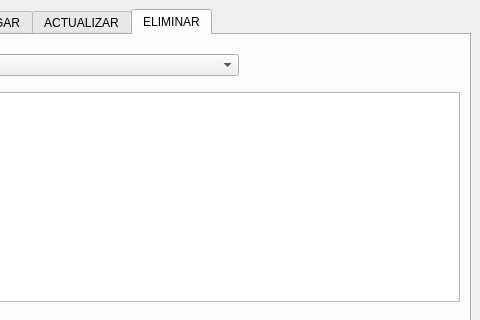
The window that mainwindow.ui (joisRomero/SistemaDeEventos) describes before a commit, drawn with Qt 5; both pictures show x 145 to 625 and y 0 to 320 of the 625 by 607 pixel window.
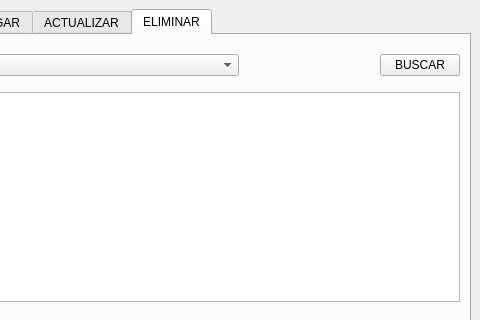
The same window after the commit. The open tabs and pages were chosen to show the change.

Commit message: Implemente el modulo ELIMINAR aunque hay un bug en la la tabla

```diff
--- a/mainwindow.ui
+++ b/mainwindow.ui
@@ -1049,6 +1049,13 @@
             </property>
            </spacer>
           </item>
+          <item>
+           <widget class="QPushButton" name="btnBuscarEliminar">
+            <property name="text">
+             <string>BUSCAR</string>
+            </property>
+           </widget>
+          </item>
          </layout>
         </item>
         <item>
```
Left out of the diff: 2 changed lines with no effect on the pictures. The commit also changes 5 other files.
